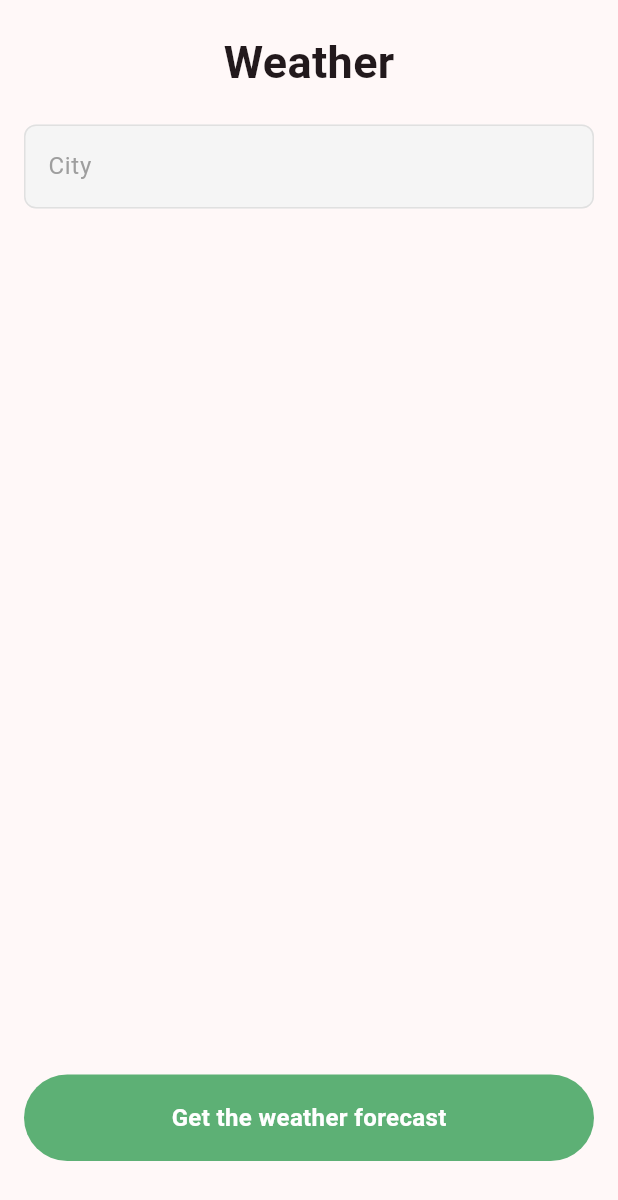
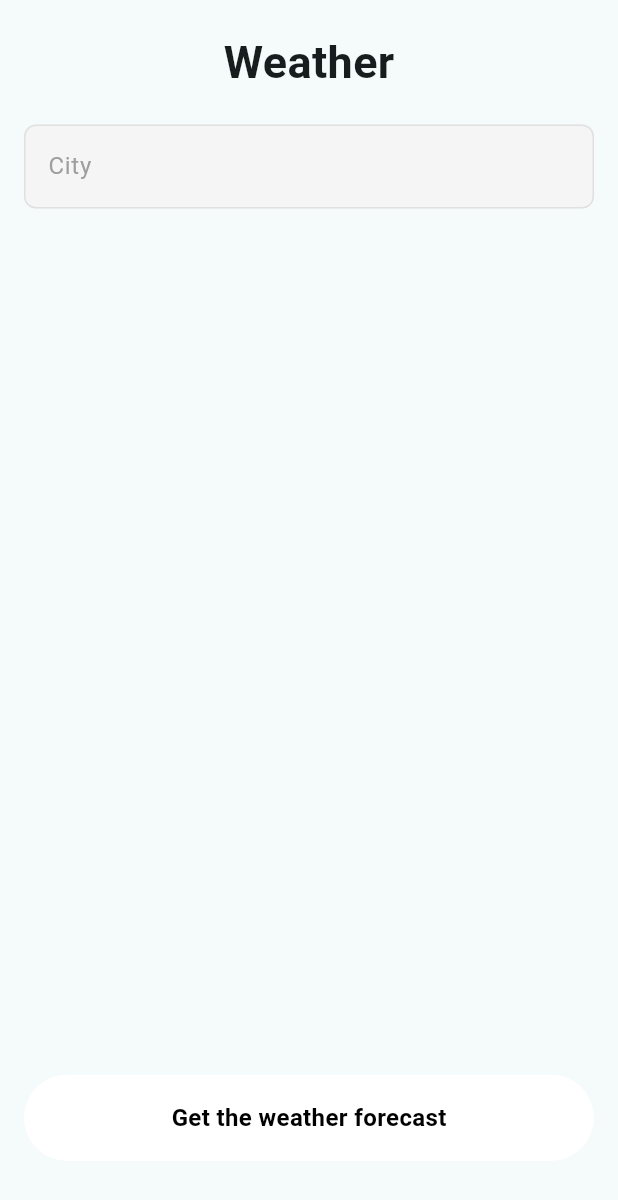
Before and after one commit to MatveevYasha/weather-app, a Flutter app: the screen it shows after launch, on a phone screen of 412 x 824 dp. Shown: the top 1200 px of the screen. Run offline on Flutter 3.47's test engine with Material 2 defaults, Android fonts, the phone set to English and light mode, and no system bars; our stand-ins replace dio.

Commit message:
изменение дизайна, в связи с изменением фигмы

```diff
--- a/lib/theme/text_theme.dart
+++ b/lib/theme/text_theme.dart
@@ -10,6 +10,11 @@ TextTheme textTheme = const TextTheme(
     fontSize: 16,
     color: Colors.white,
   ),
+  titleLarge: TextStyle(
+    fontWeight: FontWeight.w500,
+    fontSize: 16,
+    color: Colors.black,
+  ),
   displayMedium: TextStyle(
     fontWeight: FontWeight.w400,
     fontSize: 20,
--- a/lib/ui/city_search_screen.dart
+++ b/lib/ui/city_search_screen.dart
@@ -78,14 +78,13 @@ class _CitySearchScreenState extends State<CitySearchScreen> {
                 width: double.infinity,
                 height: MediaQuery.of(context).size.height * 0.07,
                 decoration: BoxDecoration(
-                  color: Theme.of(context).colorScheme.primary,
+                  color: Theme.of(context).colorScheme.onPrimary,
                   borderRadius: BorderRadius.circular(100),
                 ),
                 child: Center(
-                    child: Text(
-                  'Get the weather forecast',
-                  style: textTheme.titleMedium,
-                )),
+                    child: Text('Get the weather forecast',
+                        style: textTheme.titleMedium!
+                            .copyWith(color: Colors.black))),
               ),
             ),
           ],
--- a/lib/ui/weather_app.dart
+++ b/lib/ui/weather_app.dart
@@ -15,8 +15,9 @@ class WeatherApp extends StatelessWidget {
       debugShowCheckedModeBanner: false,
       theme: ThemeData(
         colorScheme: ColorScheme.fromSeed(
-          seedColor: const Color.fromARGB(255, 0, 0, 0),
-          primary: const Color(0xFF5DB075),
+          seedColor: Colors.white,
+          primary: Colors.black,
+          background: const Color(0xFF359EFF),
         ),
         textTheme: textTheme,
         useMaterial3: true,
--- a/lib/ui/weather_show_screen/widgets/custom_weather_painter.dart
+++ b/lib/ui/weather_show_screen/widgets/custom_weather_painter.dart
@@ -11,6 +11,11 @@ class CustomWeatherPainter extends CustomPainter {
           ..color = Colors.black
           ..style = PaintingStyle.stroke
           ..strokeWidth = 5);
+    canvas.drawCircle(
+      const Offset(0, 100),
+      97.5,
+      Paint()..color = Colors.white,
+    );
     canvas.drawLine(
         const Offset(-100, 100),
         const Offset(100, 100),
```
Also changed, not shown: lib/ui/weather_show_screen/widgets/weather_info.dart (+10 -5 lines).
